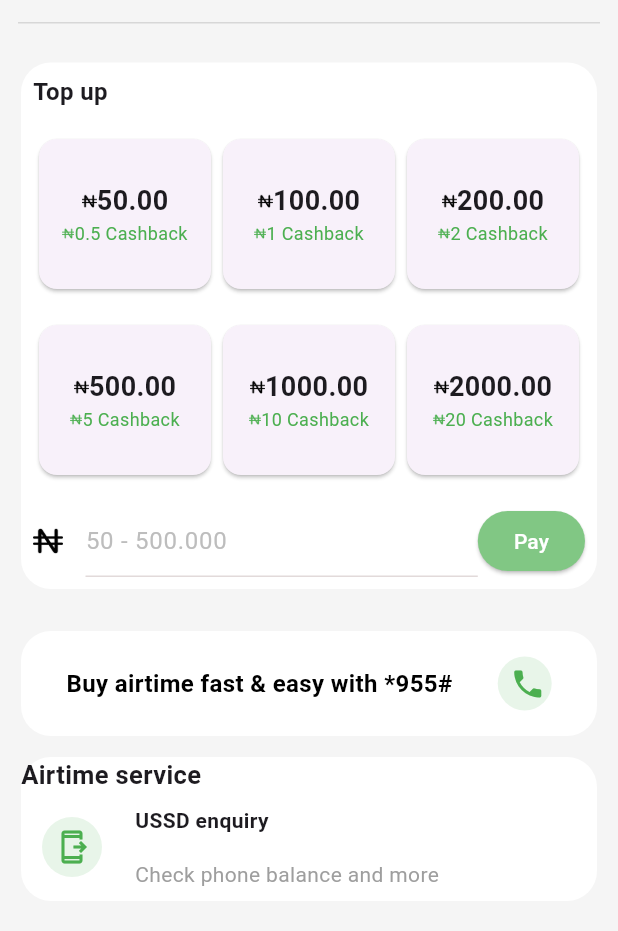
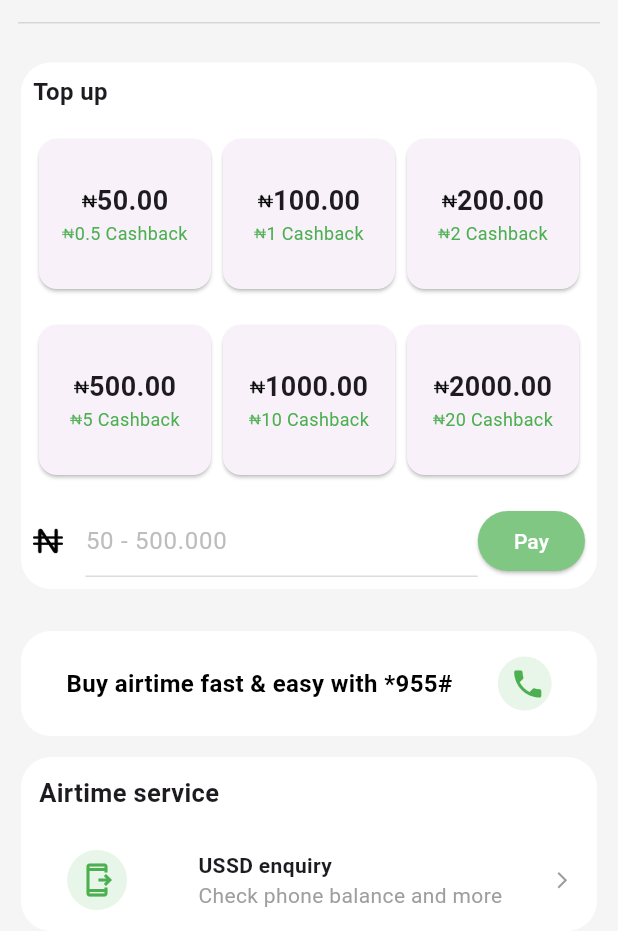
Before and after one commit to EverlastingBigFlo/mobile_app_ui, a Flutter app: the airtime screen opened by its route, on a phone screen of 412 x 824 dp, the part 305-1236 px from its top. Run offline on Flutter 3.47's test engine with Material 2 defaults, Android fonts, the light colour scheme and no system bars; our stand-ins replace smooth_page_indicator.

Commit message:
buy airtime widget

```diff
--- a/lib/pages/airtime.dart
+++ b/lib/pages/airtime.dart
@@ -623,12 +623,16 @@ class _airtimeState extends State<airtime> {
                 child: Column(
                   crossAxisAlignment: CrossAxisAlignment.start,
                   children: [
-                    Text(
-                      'Airtime service',
-                      style:
-                          TextStyle(fontWeight: FontWeight.bold, fontSize: 17),
+                    Padding(
+                      padding: const EdgeInsets.all(12.0),
+                      child: Text(
+                        'Airtime service',
+                        style: TextStyle(
+                            fontWeight: FontWeight.bold, fontSize: 17),
+                      ),
                     ),
                     Row(
+                      mainAxisAlignment: MainAxisAlignment.spaceAround,
                       children: [
                         Padding(
                           padding: const EdgeInsets.all(14.0),
@@ -643,21 +647,20 @@ class _airtimeState extends State<airtime> {
                         Column(
                           crossAxisAlignment: CrossAxisAlignment.start,
                           children: [
-                            Padding(
-                              padding: const EdgeInsets.all(8.0),
-                              child: Text(
-                                'USSD enquiry',
-                                style: TextStyle(fontWeight: FontWeight.bold),
-                              ),
+                            Text(
+                              'USSD enquiry',
+                              style: TextStyle(fontWeight: FontWeight.bold),
                             ),
-                            Padding(
-                              padding: const EdgeInsets.all(8.0),
-                              child: Text(
-                                'Check phone balance and more',
-                                style: TextStyle(color: Colors.grey),
-                              ),
+                            Text(
+                              'Check phone balance and more',
+                              style: TextStyle(color: Colors.grey),
                             ),
                           ],
+                        ),
+                        Icon(
+                          Icons.arrow_forward_ios,
+                          color: Colors.grey,
+                          size: 13,
                         )
                       ],
                     )
```
